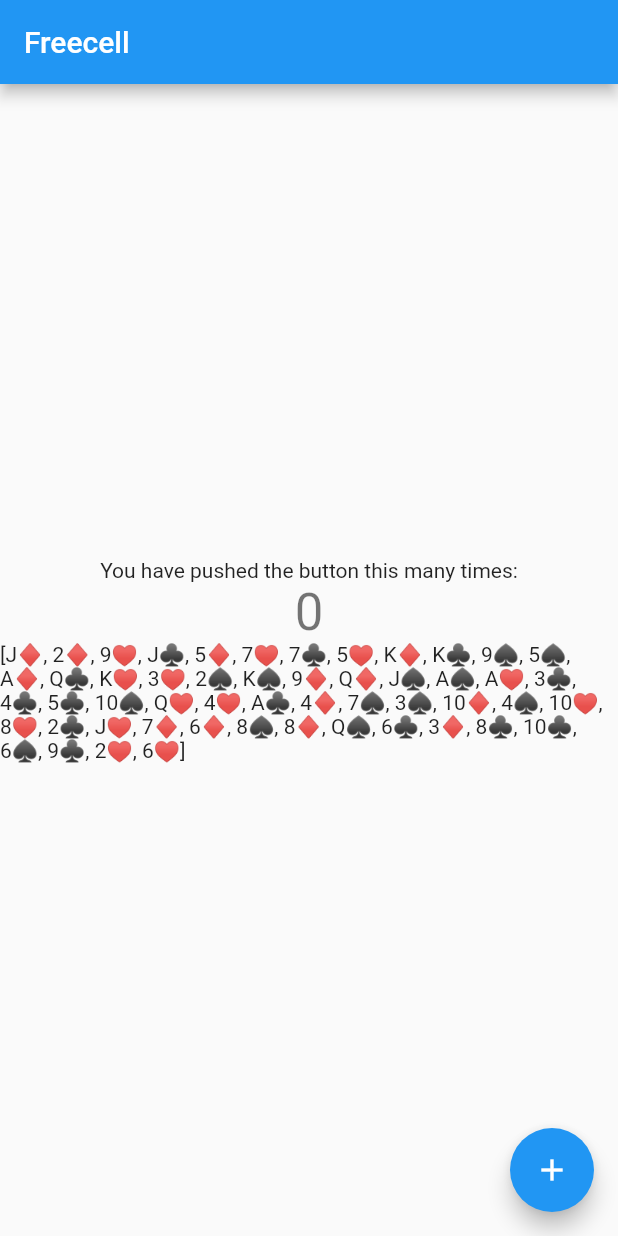
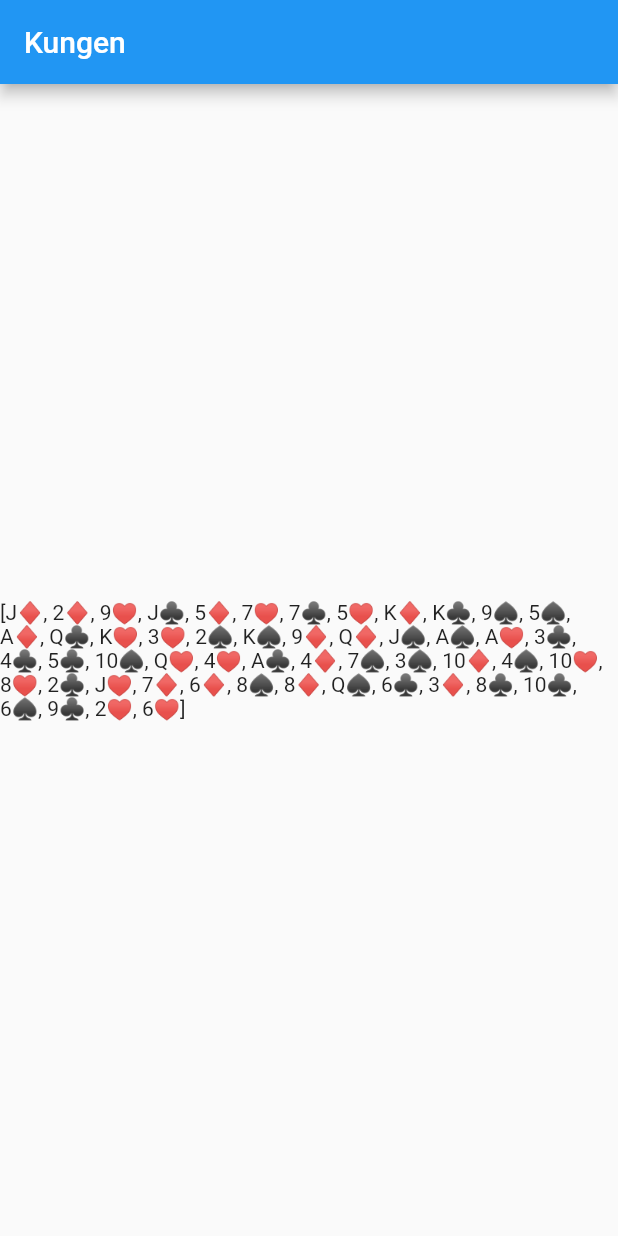
Before and after one commit to janne/freecell-flutter, a Flutter app: the screen it shows after launch, on a phone screen of 412 x 824 dp. Run offline on Flutter 3.47's test engine with Material 2 defaults, Android fonts, the phone set to English and light mode, and no system bars.

Commit message:
Cleanup comments etc

```diff
--- a/lib/main.dart
+++ b/lib/main.dart
@@ -8,40 +8,21 @@ void main() {
 class MyApp extends StatelessWidget {
   const MyApp({super.key});
 
-  // This widget is the root of your application.
   @override
   Widget build(BuildContext context) {
     return MaterialApp(
       title: 'Freecell',
+      debugShowCheckedModeBanner: false,
       theme: ThemeData(
-        // This is the theme of your application.
-        //
-        // Try running your application with "flutter run". You'll see the
-        // application has a blue toolbar. Then, without quitting the app, try
-        // changing the primarySwatch below to Colors.green and then invoke
-        // "hot reload" (press "r" in the console where you ran "flutter run",
-        // or simply save your changes to "hot reload" in a Flutter IDE).
-        // Notice that the counter didn't reset back to zero; the application
-        // is not restarted.
         primarySwatch: Colors.blue,
       ),
-      home: const MyHomePage(title: 'Freecell'),
+      home: const MyHomePage(title: 'Kungen'),
     );
   }
 }
 
 class MyHomePage extends StatefulWidget {
   const MyHomePage({super.key, required this.title});
-
-  // This widget is the home page of your application. It is stateful, meaning
-  // that it has a State object (defined below) that contains fields that affect
-  // how it looks.
-
-  // This class is the configuration for the state. It holds the values (in this
-  // case the title) provided by the parent (in this case the App widget) and
-  // used by the build method of the State. Fields in a Widget subclass are
-  // always marked "final".
-
   final String title;
 
   @override
@@ -49,69 +30,31 @@ class MyHomePage extends StatefulWidget {
 }
 
 class _MyHomePageState extends State<MyHomePage> {
-  int _counter = 0;
+  final int _seed = 1;
+  late Deck _deck;
 
-  void _incrementCounter() {
+  _MyHomePageState() {
+    _deck = Deck.shuffled(_seed);
+  }
+
+  void _draw() {
     setState(() {
-      // This call to setState tells the Flutter framework that something has
-      // changed in this State, which causes it to rerun the build method below
-      // so that the display can reflect the updated values. If we changed
-      // _counter without calling setState(), then the build method would not be
-      // called again, and so nothing would appear to happen.
-      _counter++;
+      // _deck.cards.removeAt(0);
     });
   }
 
   @override
   Widget build(BuildContext context) {
-    // This method is rerun every time setState is called, for instance as done
-    // by the _incrementCounter method above.
-    //
-    // The Flutter framework has been optimized to make rerunning build methods
-    // fast, so that you can just rebuild anything that needs updating rather
-    // than having to individually change instances of widgets.
     return Scaffold(
       appBar: AppBar(
-        // Here we take the value from the MyHomePage object that was created by
-        // the App.build method, and use it to set our appbar title.
         title: Text(widget.title),
       ),
       body: Center(
-        // Center is a layout widget. It takes a single child and positions it
-        // in the middle of the parent.
         child: Column(
-          // Column is also a layout widget. It takes a list of children and
-          // arranges them vertically. By default, it sizes itself to fit its
-          // children horizontally, and tries to be as tall as its parent.
-          //
-          // Invoke "debug painting" (press "p" in the console, choose the
-          // "Toggle Debug Paint" action from the Flutter Inspector in Android
-          // Studio, or the "Toggle Debug Paint" command in Visual Studio Code)
-          // to see the wireframe for each widget.
-          //
-          // Column has various properties to control how it sizes itself and
-          // how it positions its children. Here we use mainAxisAlignment to
-          // center the children vertically; the main axis here is the vertical
-          // axis because Columns are vertical (the cross axis would be
-          // horizontal).
           mainAxisAlignment: MainAxisAlignment.center,
-          children: <Widget>[
-            const Text(
-              'You have pushed the button this many times:',
-            ),
-            Text(
-              '$_counter',
-              style: Theme.of(context).textTheme.headline4,
-            ),
-            Text(Deck.shuffled(1).toString())
-          ],
+          children: <Widget>[Text(_deck.toString())],
         ),
       ),
-      floatingActionButton: FloatingActionButton(
-        onPressed: _incrementCounter,
-        tooltip: 'Increment',
-        child: const Icon(Icons.add),
-      ), // This trailing comma makes auto-formatting nicer for build methods.
     );
   }
 }
```
